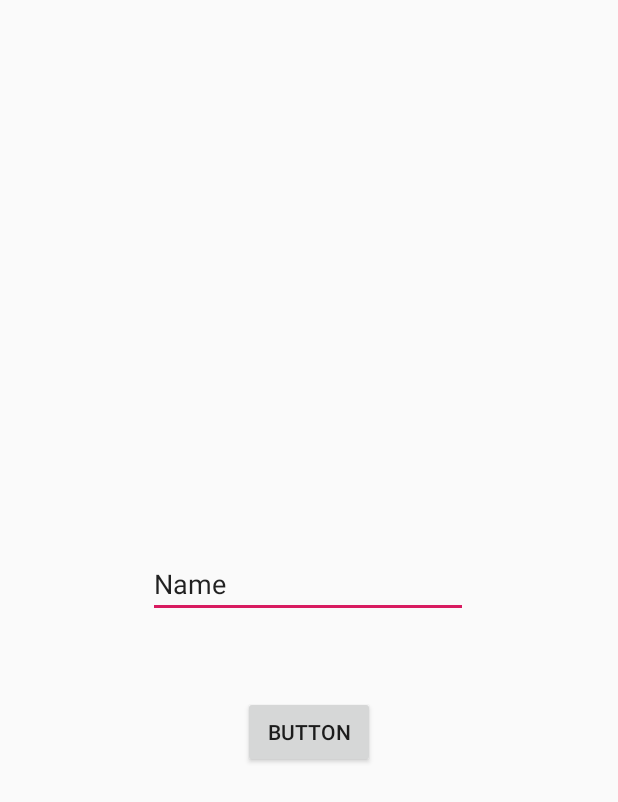
After one commit to AspiringEng/ReGroup, an Android app: the layout registration.xml on its own in the app's theme, with its tools: preview values and no code run, on a phone screen of 412 x 824 dp. The commit adds this screen. Shown: the top 802 px of the screen. Run offline under Robolectric (Android 15) with nearby library versions, the phone set to English and light mode, and no system bars.

Commit message:
Second commit

```diff
--- a/app/src/main/AndroidManifest.xml
+++ b/app/src/main/AndroidManifest.xml
@@ -16,6 +16,9 @@
                 <category android:name="android.intent.category.LAUNCHER" />
             </intent-filter>
         </activity>
+        <activity
+            android:name=".Registration"
+            android:parentActivityName=".MainActivity" />
     </application>
 
 </manifest>
--- /dev/null
+++ b/app/src/main/res/layout/registration.xml
@@ -0,0 +1,36 @@
+<?xml version="1.0" encoding="utf-8"?>
+<android.support.constraint.ConstraintLayout xmlns:android="http://schemas.android.com/apk/res/android"
+    xmlns:app="http://schemas.android.com/apk/res-auto"
+    xmlns:tools="http://schemas.android.com/tools"
+    android:layout_width="match_parent"
+    android:layout_height="match_parent"
+    tools:ignore="ExtraText"><![CDATA[
+    tools:context=".Registration"/>
+
+    ]]>
+
+    <Button
+        android:id="@+id/button"
+        android:layout_width="wrap_content"
+        android:layout_height="wrap_content"
+        android:layout_marginStart="162dp"
+        android:layout_marginBottom="312dp"
+        android:onClick="onClick"
+        android:text="Button"
+        app:layout_constraintBottom_toBottomOf="parent"
+        app:layout_constraintStart_toStartOf="parent" />
+
+    <EditText
+        android:id="@+id/editText"
+        android:layout_width="wrap_content"
+        android:layout_height="wrap_content"
+        android:layout_marginStart="98dp"
+        android:layout_marginEnd="100dp"
+        android:layout_marginBottom="412dp"
+        android:ems="10"
+        android:inputType="textPersonName"
+        android:text="Name"
+        app:layout_constraintBottom_toBottomOf="parent"
+        app:layout_constraintEnd_toEndOf="parent"
+        app:layout_constraintStart_toStartOf="parent" />
+</android.support.constraint.ConstraintLayout>
```
Also changed, not shown: app/src/main/java/com/example/regroup/Events/Event.java (+14 -1 lines), app/src/main/java/com/example/regroup/Events/eventsAdapter.java (deleted, +0 -46 lines), app/src/main/java/com/example/regroup/MainActivity.java (+34 -48 lines), app/src/main/java/com/example/regroup/Registration.java (added, +79 -0 lines), app/src/main/res/layout/item_event.xml (+7 -2 lines).
